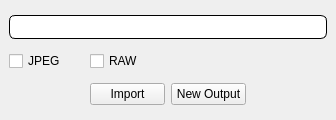
First picture: the form in gui/main.ui, repository T6nisValk/camera_connect, before the edit.
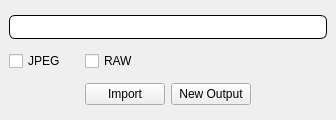
Second picture: the form after the edit.

Patch:
```diff
--- a/gui/main.ui
+++ b/gui/main.ui
@@ -54,6 +54,12 @@
    <layout class="QGridLayout" name="gridLayout">
     <item row="3" column="2">
      <widget class="QPushButton" name="new_output_btn">
+      <property name="sizePolicy">
+       <sizepolicy hsizetype="Minimum" vsizetype="Fixed">
+        <horstretch>0</horstretch>
+        <verstretch>0</verstretch>
+       </sizepolicy>
+      </property>
       <property name="text">
        <string>New Output</string>
       </property>
@@ -72,7 +78,7 @@
        <enum>Qt::Orientation::Horizontal</enum>
       </property>
       <property name="sizeType">
-       <enum>QSizePolicy::Policy::Fixed</enum>
+       <enum>QSizePolicy::Policy::Expanding</enum>
       </property>
       <property name="sizeHint" stdset="0">
        <size>
@@ -95,7 +101,7 @@
        <enum>Qt::Orientation::Horizontal</enum>
       </property>
       <property name="sizeType">
-       <enum>QSizePolicy::Policy::Fixed</enum>
+       <enum>QSizePolicy::Policy::Expanding</enum>
       </property>
       <property name="sizeHint" stdset="0">
        <size>
```
